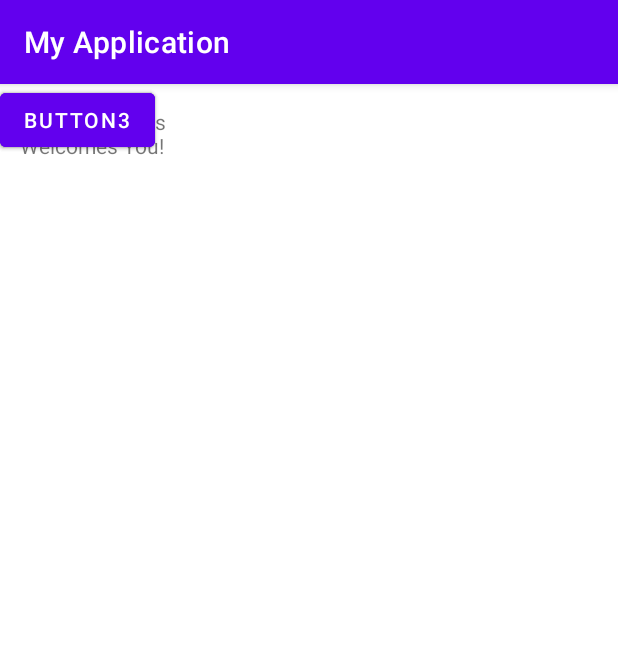
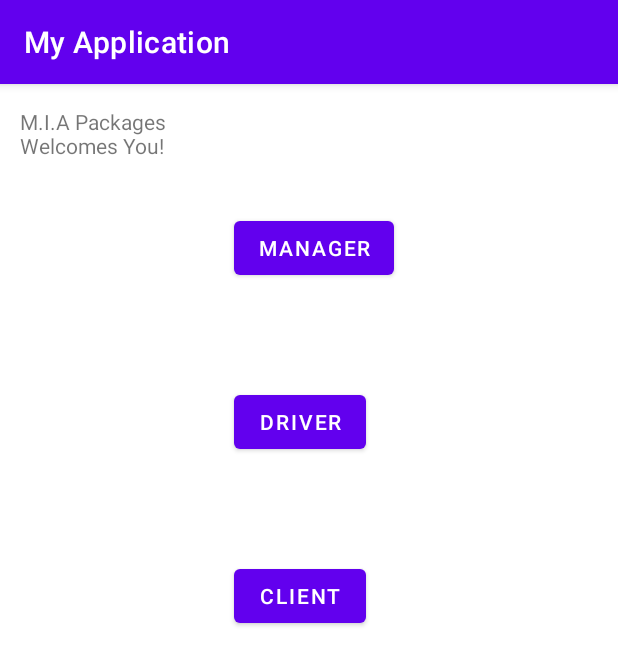
Before and after one commit to AndreyFriedman/M.I.A_Packages, an Android app: the screen it shows after launch (MainActivity), on a phone screen of 412 x 824 dp. Shown: the top 665 px of the screen. Run offline under Robolectric (Android 15) with nearby library versions, the phone set to English and light mode, and no system bars.

Commit message:
main menu

```diff
--- a/app/src/main/res/layout/activity_main.xml
+++ b/app/src/main/res/layout/activity_main.xml
@@ -18,27 +18,34 @@
         app:layout_constraintVertical_bias="0.022" />
 
     <Button
-        android:id="@+id/button"
+        android:id="@+id/button4"
         android:layout_width="wrap_content"
         android:layout_height="wrap_content"
-        android:text="Button1"
-        tools:layout_editor_absoluteX="158dp"
-        tools:layout_editor_absoluteY="16dp" />
+        android:layout_marginStart="156dp"
+        android:layout_marginTop="85dp"
+        android:text="Manager"
+        app:layout_constraintStart_toStartOf="parent"
+        app:layout_constraintTop_toTopOf="parent" />
 
     <Button
-        android:id="@+id/button2"
+        android:id="@+id/button5"
         android:layout_width="wrap_content"
         android:layout_height="wrap_content"
-        android:text="Button2"
-        tools:layout_editor_absoluteX="16dp"
-        tools:layout_editor_absoluteY="130dp" />
+        android:layout_marginStart="156dp"
+        android:layout_marginTop="68dp"
+        android:text="Driver"
+        app:layout_constraintStart_toStartOf="parent"
+        app:layout_constraintTop_toBottomOf="@+id/button4" />
 
     <Button
-        android:id="@+id/button3"
+        android:id="@+id/button7"
         android:layout_width="wrap_content"
         android:layout_height="wrap_content"
-        android:text="Button3"
-        tools:layout_editor_absoluteX="13dp"
-        tools:layout_editor_absoluteY="232dp" />
+        android:layout_marginStart="156dp"
+        android:layout_marginTop="68dp"
+        android:text="Client"
+        app:layout_constraintStart_toStartOf="parent"
+        app:layout_constraintTop_toBottomOf="@+id/button5" />
+
 
 </androidx.constraintlayout.widget.ConstraintLayout>
```
